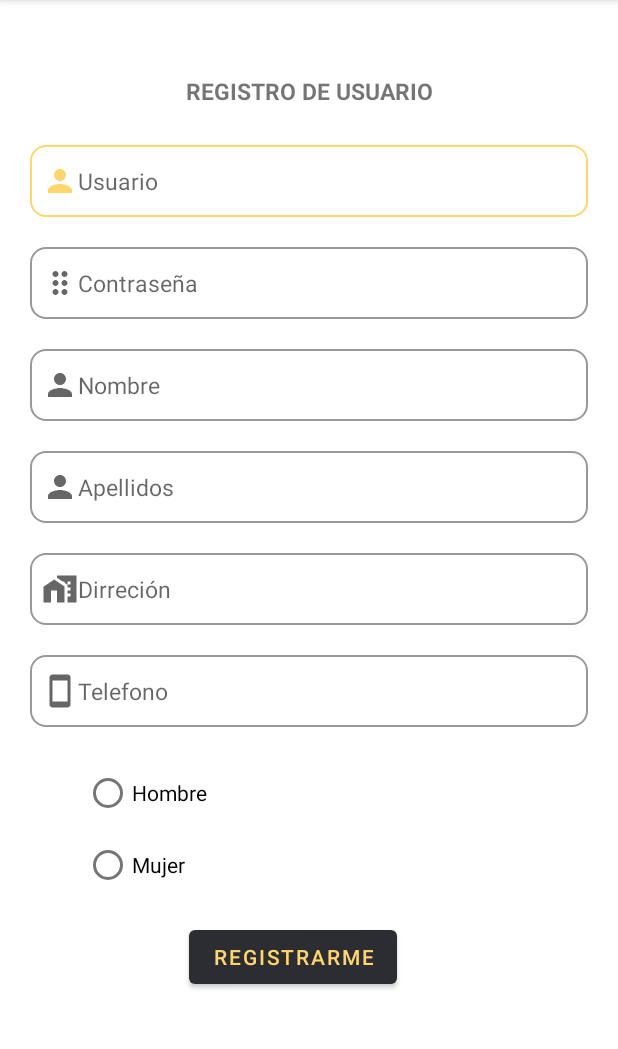
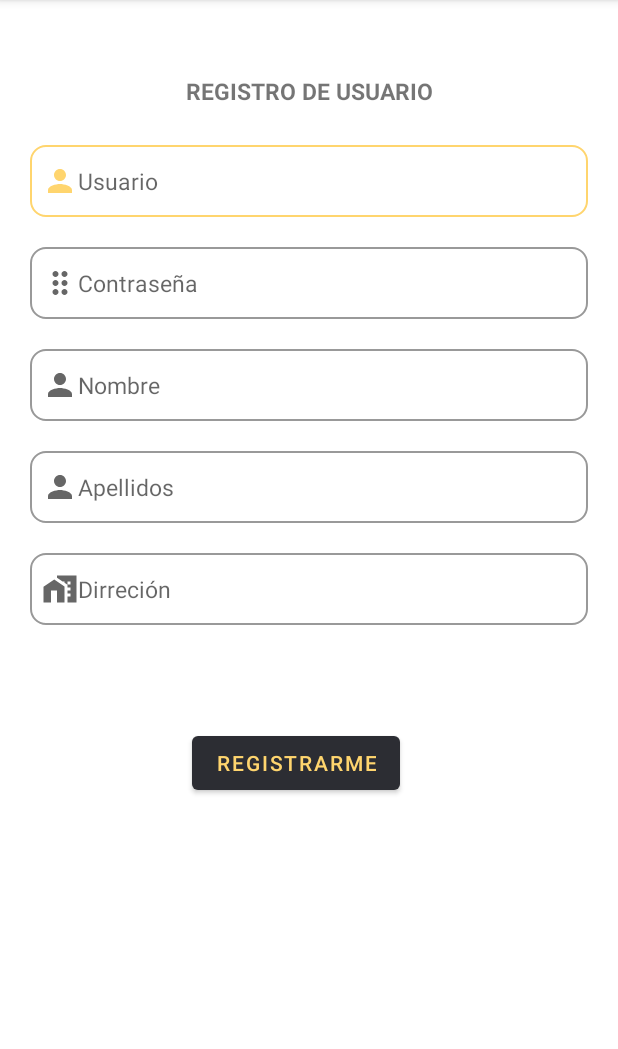
Before and after one commit to kirargomedo23/ProyectoFinal, an Android app: the RegistroUsuario screen opened directly, with no data from a screen before it, on a phone screen of 412 x 824 dp, the part 84-1133 px from its top. Run offline under Robolectric (Android 15) with nearby library versions, the phone set to English and light mode, and no system bars.

Commit message:
Ya guarda el usuario en la base de datos

```diff
--- a/app/src/main/java/com/example/proyectofinal/DAO/UsuarioDAO.java
+++ b/app/src/main/java/com/example/proyectofinal/DAO/UsuarioDAO.java
@@ -33,9 +33,8 @@ public class UsuarioDAO {
             valores.put("nombre",usuario.getNombre());
             valores.put("apellidos",usuario.getApellido());
             valores.put("direccion",usuario.getDireccion());
-            valores.put("telefono",usuario.getTelefono());
-            valores.put("sexo",usuario.getSexo());
-            long resultado= db.insert(Constantes.NOMBRE_BD,null,valores);
+
+            long resultado= db.insert(Constantes.NOMBRE_TABLA,null,valores);
             if(resultado == -1){
                 mensaje= "Error al insertar";
 
--- a/app/src/main/java/com/example/proyectofinal/RegistroUsuario.java
+++ b/app/src/main/java/com/example/proyectofinal/RegistroUsuario.java
@@ -7,6 +7,7 @@ import android.os.Bundle;
 import android.view.View;
 import android.widget.Button;
 import android.widget.EditText;
+import android.widget.RadioButton;
 import android.widget.RadioGroup;
 
 import com.example.proyectofinal.DAO.UsuarioDAO;
@@ -14,10 +15,9 @@ import com.example.proyectofinal.ENTIDADES.Usuario;
 
 public class RegistroUsuario extends AppCompatActivity {
 
-    EditText txtUsuario, txtContrasenia,txtNombre,txtApellidos,txtDireccion,txtTelefono;
-    RadioGroup rgSexo;
+    EditText txtUsuario, txtContrasenia,txtNombre,txtApellidos,txtDireccion;
     Button btnRegistrar;
-    Usuario usuario;
+    Usuario usu=null;
 
     @Override
     protected void onCreate(Bundle savedInstanceState) {
@@ -33,8 +33,9 @@ public class RegistroUsuario extends AppCompatActivity {
         txtNombre = findViewById(R.id.txtNombre);
         txtApellidos = findViewById(R.id.txtApellidos);
         txtDireccion = findViewById(R.id.txtDireccion);
-        txtTelefono = findViewById(R.id.txtTelefono);
-        rgSexo = findViewById(R.id.rgSexo);
+
+
+
         btnRegistrar = findViewById(R.id.btnRegistrar);
         btnRegistrar.setOnClickListener(new View.OnClickListener() {
             @Override
@@ -42,7 +43,7 @@ public class RegistroUsuario extends AppCompatActivity {
                 if (capturarDatos()){
                     UsuarioDAO usuarioDAO = new UsuarioDAO(RegistroUsuario.this);
                     usuarioDAO.abrirBD();
-                    String mensaje = usuarioDAO.registrarUsuario(usuario);
+                    String mensaje = usuarioDAO.registrarUsuario(usu);
                     mostrarMensaje(mensaje);
 
                 }
@@ -53,7 +54,8 @@ public class RegistroUsuario extends AppCompatActivity {
     }
 
 
-    private void mostrarMensaje(){
+    private void mostrarMensaje(String mensaje){
+
 
         AlertDialog.Builder ventana = new AlertDialog.Builder(this);
         ventana.setTitle("Mensaje Informativo");
@@ -66,15 +68,16 @@ public class RegistroUsuario extends AppCompatActivity {
 
 
 
+    private boolean capturarDatos(){ //METODO PARA VALIDAR
 
-    private boolean capturarDatos(){ //METODO PARA VALIDAR
         String usuario = txtUsuario.getText().toString();
         String contrasenia = txtContrasenia.getText().toString();
         String nombre = txtNombre.getText().toString();
         String apellidos = txtApellidos.getText().toString();
         String direccion = txtDireccion.getText().toString();
-        String telefono = txtTelefono.getText().toString();
-        String sexo = rgSexo.getText().toString();
+
+
+
         boolean valida = true;
         //En los if estoy validando que hayan datos
         if(usuario.equals("")){
@@ -103,20 +106,19 @@ public class RegistroUsuario extends AppCompatActivity {
 
         }
 
-        if(telefono.equals("")){
-            txtTelefono.setError("El telefonp es Obligatorio =)");
-            valida = false;
+
+
+
+        if(valida){
+            usu = new Usuario(String.valueOf(txtUsuario), String.valueOf(txtContrasenia));
+            usu.setNombre( String.valueOf(txtNombre) );
+            usu.setApellido( String.valueOf(txtApellidos) );
+            usu.setDireccion( String.valueOf(txtDireccion) );
 
         }
 
-        /*if(sexo.equals("")){
-            rgSexo.setError("El sexo es Obligatorio =)");
-            valida = false;
 
-        }*/
-        if(valida){
-            usuario = new Usuario(usuario,contrasenia,nombre,apellidos,direccion,telefono,String.valueOf(rgSexo));
-        }
+
 
         return  valida;
 
--- a/app/src/main/java/com/example/proyectofinal/UTILS/UsuarioBD.java
+++ b/app/src/main/java/com/example/proyectofinal/UTILS/UsuarioBD.java
@@ -22,9 +22,7 @@ public class UsuarioBD extends SQLiteOpenHelper {
                 " contrasenia TEXT NOT NULL,"+
                 " nombre TEXT NOT NULL, "+
                 " apellidos TEXT NOT NULL, "+
-                " direccion TEXT NOT NULL, "+
-                " telefono TEXT NOT NULL, "+
-                " sexo TEXT NOT NULL"+
+                " direccion TEXT NOT NULL "+
                 ");";
         db.execSQL(query);//EJECUTA EL QUERY
 
--- a/app/src/main/res/layout/activity_registro_usuario.xml
+++ b/app/src/main/res/layout/activity_registro_usuario.xml
@@ -109,58 +109,17 @@
         app:layout_constraintStart_toStartOf="parent"
         app:layout_constraintTop_toBottomOf="@+id/txtApellidos" />
 
-    <EditText
-        android:id="@+id/txtTelefono"
-        android:layout_width="match_parent"
-        android:layout_height="wrap_content"
-        android:layout_marginTop="20dp"
-        android:background="@drawable/caja_personalizada"
-        android:ems="10"
-        android:hint="@string/pr_number_telefono"
-        android:inputType="phone"
-        android:minHeight="48dp"
-        android:textSize="15sp"
-        android:drawableStart="@drawable/icono_creartelefono_personalizado"
-        android:padding="8dp"
-        app:layout_constraintEnd_toEndOf="parent"
-        app:layout_constraintHorizontal_bias="0.263"
-        app:layout_constraintStart_toStartOf="parent"
-        app:layout_constraintTop_toBottomOf="@+id/txtDireccion" />
-
-    <RadioGroup
-        android:id="@+id/rgSexo"
-        android:layout_width="288dp"
-        android:layout_height="99dp"
-        android:layout_marginTop="20dp"
-        app:layout_constraintEnd_toEndOf="parent"
-        app:layout_constraintHorizontal_bias="0.43"
-        app:layout_constraintStart_toStartOf="parent"
-        app:layout_constraintTop_toBottomOf="@+id/txtTelefono">
-
-        <RadioButton
-            android:id="@+id/pr_rb_hombre"
-            android:layout_width="208dp"
-            android:layout_height="wrap_content"
-            android:text="@string/pr_rb_hombre" />
-
-        <RadioButton
-            android:id="@+id/pr_rb_mujer"
-            android:layout_width="209dp"
-            android:layout_height="wrap_content"
-            android:text="@string/pr_rb_mujer" />
-    </RadioGroup>
-
     <Button
         android:id="@+id/btnRegistrar"
         android:layout_width="wrap_content"
         android:layout_height="wrap_content"
-        android:layout_marginBottom="16dp"
+        android:layout_marginBottom="148dp"
         android:text="@string/pr_btn_registrarme"
         android:textColor="@color/secundarioApp"
         app:layout_constraintBottom_toBottomOf="parent"
         app:layout_constraintEnd_toEndOf="parent"
-        app:layout_constraintHorizontal_bias="0.455"
+        app:layout_constraintHorizontal_bias="0.464"
         app:layout_constraintStart_toStartOf="parent"
-        app:layout_constraintTop_toBottomOf="@+id/rgSexo"
-        app:layout_constraintVertical_bias="0.126" />
+        app:layout_constraintTop_toBottomOf="@+id/txtDireccion" />
+
 </androidx.constraintlayout.widget.ConstraintLayout>
```
Also changed, not shown: app/src/main/java/com/example/proyectofinal/ENTIDADES/Usuario.java (+1 -18 lines).
